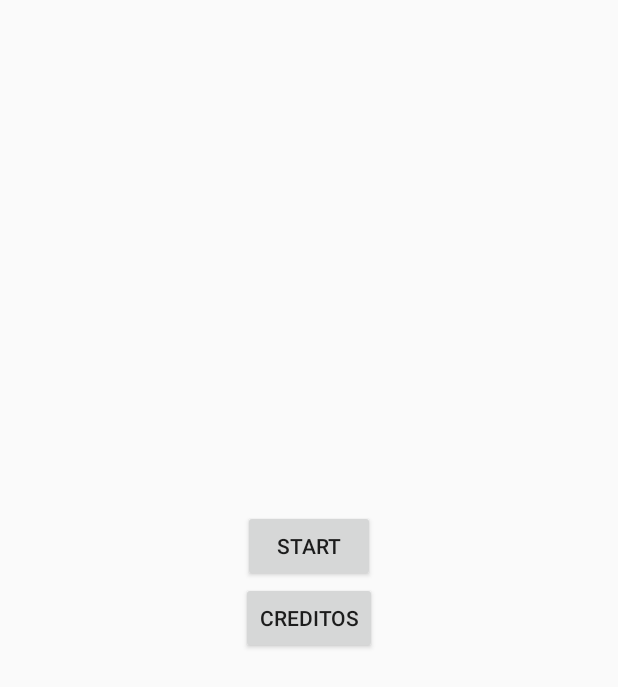
After one commit to julio96najera/asteroides-1, an Android app: the layout activity_main.xml on its own in the app's theme, with its tools: preview values and no code run, on a phone screen of 412 x 824 dp. The commit adds this screen. Shown: the top 687 px of the screen. Run offline under Robolectric (Android 15) with nearby library versions, the phone set to English and light mode, and no system bars.

Commit message:
Adicionando menu simples para o jogo (issue #5)

```diff
--- /dev/null
+++ b/app/src/main/res/layout/activity_main.xml
@@ -0,0 +1,27 @@
+<RelativeLayout xmlns:android="http://schemas.android.com/apk/res/android"
+    xmlns:tools="http://schemas.android.com/tools" android:layout_width="match_parent"
+    android:layout_height="match_parent" android:paddingLeft="@dimen/activity_horizontal_margin"
+    android:paddingRight="@dimen/activity_horizontal_margin"
+    android:paddingTop="@dimen/activity_vertical_margin"
+    android:paddingBottom="@dimen/activity_vertical_margin"
+    tools:context="com.allg.asteroides.MainActivity">
+
+    <Button
+        android:layout_width="wrap_content"
+        android:layout_height="wrap_content"
+        android:text="Start"
+        android:id="@+id/Start"
+        android:onClick="start"
+        android:nestedScrollingEnabled="false"
+        android:layout_centerHorizontal="true"
+        android:layout_above="@+id/Creditos" />
+
+    <Button
+        android:layout_width="wrap_content"
+        android:layout_height="wrap_content"
+        android:text="Creditos"
+        android:id="@+id/Creditos"
+        android:layout_centerVertical="true"
+        android:layout_centerHorizontal="true" />
+
+</RelativeLayout>
--- /dev/null
+++ b/app/src/main/res/menu/menu_main.xml
@@ -0,0 +1,6 @@
+<menu xmlns:android="http://schemas.android.com/apk/res/android"
+    xmlns:app="http://schemas.android.com/apk/res-auto"
+    xmlns:tools="http://schemas.android.com/tools" tools:context="com.allg.asteroides.MainActivity">
+    <item android:id="@+id/action_settings" android:title="@string/action_settings"
+        android:orderInCategory="100" app:showAsAction="never" />
+</menu>
--- /dev/null
+++ b/app/src/main/res/values-w820dp/dimens.xml
@@ -0,0 +1,6 @@
+<resources>
+    <!-- Example customization of dimensions originally defined in res/values/dimens.xml
+         (such as screen margins) for screens with more than 820dp of available width. This
+         would include 7" and 10" devices in landscape (~960dp and ~1280dp respectively). -->
+    <dimen name="activity_horizontal_margin">64dp</dimen>
+</resources>
--- /dev/null
+++ b/app/src/main/res/values/dimens.xml
@@ -0,0 +1,5 @@
+<resources>
+    <!-- Default screen margins, per the Android Design guidelines. -->
+    <dimen name="activity_horizontal_margin">16dp</dimen>
+    <dimen name="activity_vertical_margin">16dp</dimen>
+</resources>
--- a/app/src/main/res/values/strings.xml
+++ b/app/src/main/res/values/strings.xml
@@ -1,3 +1,9 @@
+<?xml version="1.0" encoding="utf-8"?>
 <resources>
+
     <string name="app_name">Asteroides Troianos</string>
+    <string name="title_activity_main">MainActivity</string>
+    <string name="hello_world">Hello world!</string>
+    <string name="action_settings">Settings</string>
+
 </resources>
```
Also changed, not shown: app/src/main/AndroidManifest.xml (+9 -2 lines), app/src/main/java/com/allg/asteroides/MainActivity.java (added, +45 -0 lines).
